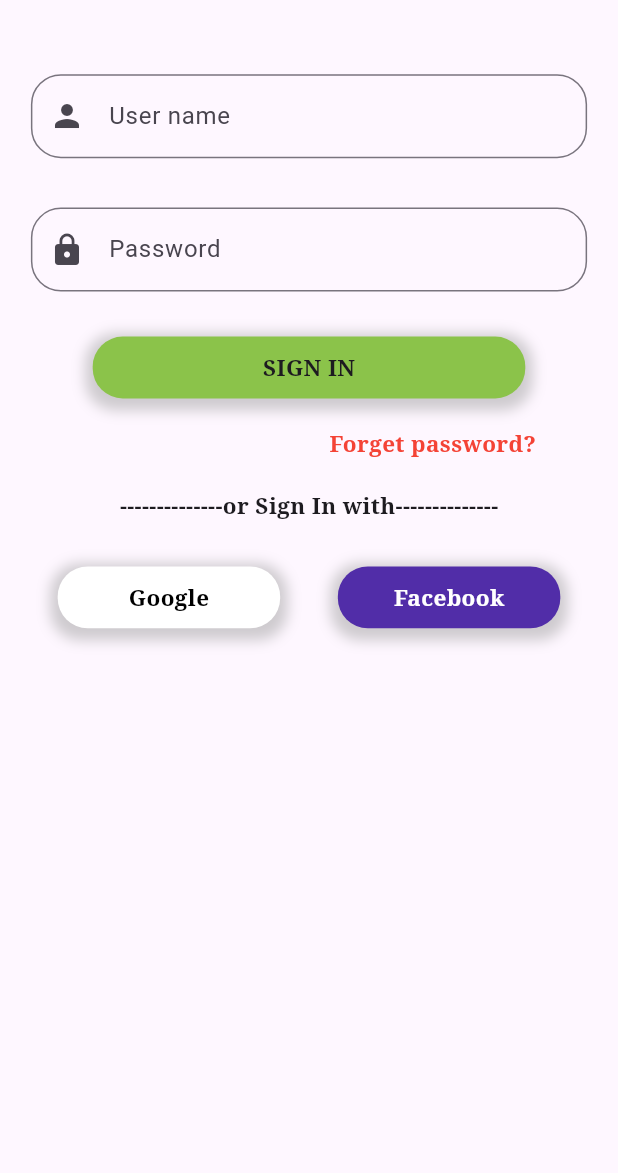
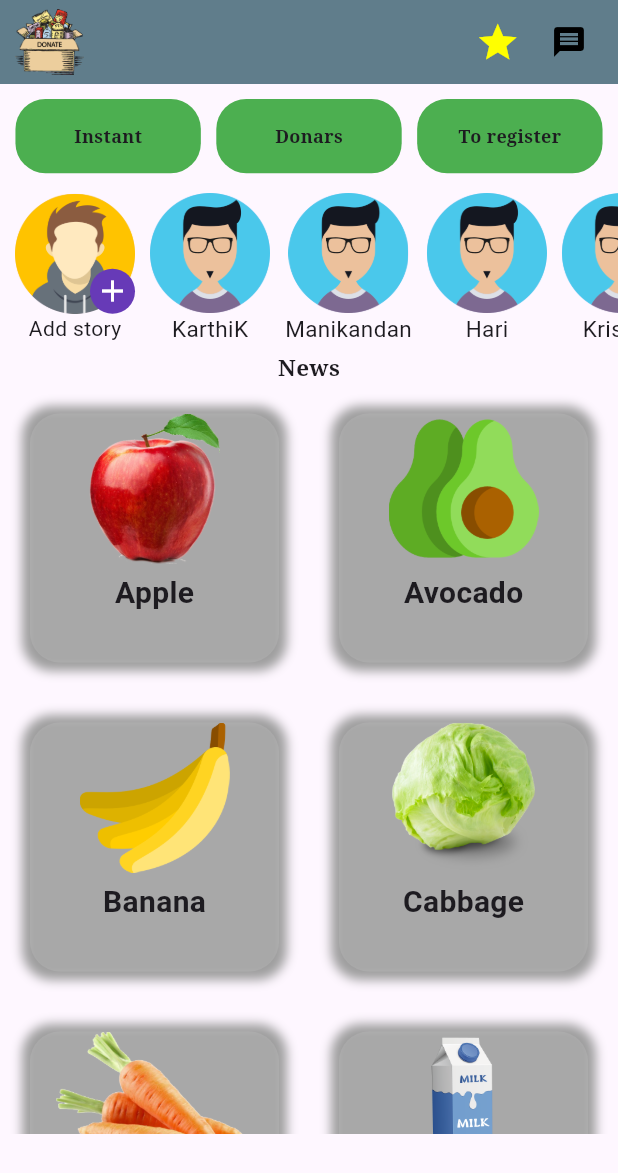
Before and after one commit to krishnarajkumar0610/my_apps, a Flutter app: the SignIn widget shown alone on an empty page, opened directly, after a tap on "SIGN IN", on a phone screen of 412 x 824 dp. Shown: the top 1173 px of the screen. Run offline on Flutter 3.47's test engine with Material 3 defaults, Android fonts, the phone set to English and light mode, and no system bars; our stand-ins replace flutter_bloc, google_fonts.

Commit message:
Food donation app

```diff
--- a/food_donation/lib/bloc/grocery_bloc.dart
+++ b/food_donation/lib/bloc/grocery_bloc.dart
@@ -1,9 +1,14 @@
-
 import 'package:flutter_bloc/flutter_bloc.dart';
 
 import 'grocery_events.dart';
 import 'grocery_states.dart';
 
 class GroceryBloc extends Bloc<GroceryEvents, GroceryStates> {
-  GroceryBloc() : super(GroceryStates(cartItems: [])) {}
+  GroceryBloc() : super(GroceryStates(cartItems: [])) {
+    on<SignupValidation>((event, emit) {
+      String name = event.fullName!;
+      String emailId = event.emailId!;
+      String signupPass = event.signupPass!;
+    });
+  }
 }
--- a/food_donation/lib/bloc/grocery_events.dart
+++ b/food_donation/lib/bloc/grocery_events.dart
@@ -6,3 +6,14 @@ class ChangeTheme extends GroceryEvents {
 
   ChangeTheme({this.themeStatus, this.fromLogout = false});
 }
+
+class SignupValidation extends GroceryEvents {
+  String? fullName;
+  String? emailId;
+  String? signupPass;
+
+  SignupValidation(
+      {required this.fullName,
+      required this.signupPass,
+      required this.emailId});
+}
--- a/food_donation/lib/bloc/grocery_states.dart
+++ b/food_donation/lib/bloc/grocery_states.dart
@@ -6,11 +6,13 @@ class GroceryStates {
   bool themeStatus;
   String? greetingStatus;
   int? totalAmount;
+  bool signupStatus = true;
 
   GroceryStates(
       {required this.cartItems,
       this.totalAmount,
       this.greetingStatus,
       this.themeStatus = true,
-      this.shopItems});
+      this.shopItems,
+      this.signupStatus = false});
 }
--- a/food_donation/lib/main.dart
+++ b/food_donation/lib/main.dart
@@ -1,9 +1,9 @@
 import 'package:flutter/material.dart';
 import 'package:flutter/services.dart';
 import 'package:flutter_bloc/flutter_bloc.dart';
-import 'package:food_donating/screens/logins/intro_page.dart';
 import 'bloc/grocery_bloc.dart';
 import 'bloc/grocery_states.dart';
+import 'intro_page.dart';
 
 void main() async {
   WidgetsFlutterBinding.ensureInitialized();
--- /dev/null
+++ b/food_donation/lib/screens/logins/home.dart
@@ -0,0 +1,215 @@
+import 'package:flutter/material.dart';
+
+import 'package:google_fonts/google_fonts.dart';
+
+import 'form_page.dart';
+
+class HomePage extends StatelessWidget {
+  HomePage({super.key});
+
+  List<String> options = ["Instant", "Donars", "To register"];
+  List<String> followers = [
+    "KarthiK",
+    "Manikandan",
+    "Hari",
+    "Krishna",
+    "Raj",
+    "Kumar",
+    "Elon",
+    "Musk",
+    "Obama"
+  ];
+
+  List<List> images = [
+    ["assets/apple.png", "Apple"],
+    ["assets/avocado.png", "Avocado"],
+    ["assets/banana.png", "Banana"],
+    ["assets/cabbage.png", "Cabbage"],
+    ["assets/carrot.png", "Carrot"],
+    ["assets/milk.png", "Milk"],
+    ["assets/orange.png", "Orange"],
+    ["assets/potato.png", "Potato"],
+    ["assets/watermelon.png", "Watermelon"],
+  ];
+
+  @override
+  Widget build(BuildContext context) {
+    double deviceWidth = MediaQuery.of(context).size.width;
+    double deviceHeight = MediaQuery.of(context).size.height;
+    return Scaffold(
+      appBar: AppBar(
+        backgroundColor: Colors.blueGrey,
+        leading: Padding(
+          padding: const EdgeInsets.only(left: 10.0),
+          child: Image.asset("assets/app_logo.png"),
+        ),
+        actions: [
+          const Icon(
+            Icons.star,
+            size: 30,
+            color: Colors.yellowAccent,
+          ),
+          SizedBox(
+            width: deviceWidth * 0.05,
+          ),
+          const Icon(
+            Icons.message,
+            color: Colors.black,
+          ),
+          SizedBox(
+            width: deviceWidth * 0.05,
+          ),
+        ],
+      ),
+      body: SingleChildScrollView(
+        child: SizedBox(
+          height: 720,
+          width: double.infinity,
+          child: Column(
+            children: [
+              const SizedBox(
+                height: 10,
+              ),
+              Row(
+                mainAxisAlignment: MainAxisAlignment.spaceEvenly,
+                children: List.generate(
+                  3,
+                  (index) => GestureDetector(
+                    onTap: () {
+                      if (index == 0) {
+                        Navigator.push(
+                            context,
+                            MaterialPageRoute(
+                                builder: (context) => const FormPage()));
+                      }
+                    },
+                    child: Container(
+                      width: deviceWidth * 0.3,
+                      height: deviceHeight * 0.06,
+                      decoration: BoxDecoration(
+                        color: Colors.green,
+                        borderRadius: BorderRadius.circular(20),
+                      ),
+                      child: Center(
+                          child: Text(
+                        options[index],
+                        style: GoogleFonts.notoSerif(
+                            fontSize: 12, fontWeight: FontWeight.bold),
+                      )),
+                    ),
+                  ),
+                ),
+              ),
+              SizedBox(
+                height: deviceHeight * 0.01,
+              ),
+              SingleChildScrollView(
+                scrollDirection: Axis.horizontal,
+                child: Row(
+                    mainAxisAlignment: MainAxisAlignment.spaceEvenly,
+                    children: [
+                      const SizedBox(
+                        width: 10,
+                      ),
+                      Column(
+                        children: [
+                          CircleAvatar(
+                              radius: 40,
+                              child: Stack(
+                                children: [
+                                  Image.asset("assets/user_profile.png"),
+                                  const Positioned(
+                                    top: 50,
+                                    left: 50,
+                                    child: CircleAvatar(
+                                      backgroundColor: Colors.deepPurple,
+                                      radius: 15,
+                                      child: Icon(
+                                        Icons.add,
+                                        color: Colors.white,
+                                      ),
+                                    ),
+                                  )
+                                ],
+                              )),
+                          const Text("Add story")
+                        ],
+                      ),
+                      const SizedBox(
+                        width: 5,
+                      ),
+                      Row(
+                        children: List.generate(
+                          images.length,
+                          // Adjust the number of containers as needed
+                          (index) => Padding(
+                              padding: const EdgeInsets.all(5.0),
+                              child: Column(
+                                children: [
+                                  CircleAvatar(
+                                    radius: 40,
+                                    child: Image.asset("assets/followers.png"),
+                                  ),
+                                  Text(
+                                    followers[index],
+                                    style: const TextStyle(fontSize: 15),
+                                  )
+                                ],
+                              )),
+                        ),
+                      ),
+                    ]),
+              ),
+              Text(
+                "News",
+                style: GoogleFonts.notoSerif(
+                    fontSize: 15, fontWeight: FontWeight.bold),
+              ),
+              SizedBox(
+                width: double.infinity,
+                height: 500,
+                child: GridView.builder(
+                  gridDelegate: const SliverGridDelegateWithFixedCrossAxisCount(
+                    crossAxisCount: 2,
+                  ),
+                  itemCount: images.length,
+                  itemBuilder: (context, index) => Padding(
+                    padding: const EdgeInsets.all(20.0),
+                    child: Container(
+                        width: deviceWidth * 0.3,
+                        height: deviceHeight * 0.09,
+                        decoration: BoxDecoration(
+                            color: Colors.white10,
+                            borderRadius: BorderRadius.circular(20),
+                            boxShadow: const [
+                              BoxShadow(
+                                  color: Colors.grey,
+                                  blurRadius: 5,
+                                  spreadRadius: 5),
+                            ]),
+                        child: Column(
+                          children: [
+                            Image.asset(
+                              images[index][0],
+                              height: 100,
+                            ),
+                            const SizedBox(
+                              height: 5,
+                            ),
+                            Text(
+                              images[index][1],
+                              style: const TextStyle(
+                                  fontWeight: FontWeight.bold, fontSize: 20),
+                            )
+                          ],
+                        )),
+                  ),
+                ),
+              )
+            ],
+          ),
+        ),
+      ),
+    );
+  }
+}
--- a/food_donation/lib/screens/logins/sign_in.dart
+++ b/food_donation/lib/screens/logins/sign_in.dart
@@ -1,4 +1,5 @@
 import 'package:flutter/material.dart';
+import 'package:food_donating/screens/logins/home.dart';
 
 import 'package:google_fonts/google_fonts.dart';
 
@@ -74,59 +75,41 @@ class _SignInState extends State<SignIn> {
     return ListView(children: [
       Column(
         children: [
-          SizedBox(
-            height: orientation == Orientation.portrait
-                ? deviceHeight * 0.02
-                : deviceHeight * 0.05,
-          ),
+          SizedBox(height: deviceHeight * 0.02),
           getField(
             controller: _username,
             icon: const Icon(Icons.person),
             hintText: "User name",
-            top: orientation == Orientation.portrait
-                ? deviceHeight * 0.04
-                : deviceHeight * 0.04,
-            left: orientation == Orientation.portrait
-                ? deviceWidth * 0.05
-                : deviceWidth * 0.04,
-            right: orientation == Orientation.portrait
-                ? deviceWidth * 0.05
-                : deviceWidth * 0.04,
+            top: deviceHeight * 0.04,
+            left: deviceWidth * 0.05,
+            right: deviceWidth * 0.05,
           ),
           getField(
             controller: _signInPass,
             icon: const Icon(Icons.lock),
             hintText: "Password",
-            top: orientation == Orientation.portrait
-                ? deviceHeight * 0.04
-                : deviceHeight * 0.04,
-            left: orientation == Orientation.portrait
-                ? deviceWidth * 0.05
-                : deviceWidth * 0.04,
-            right: orientation == Orientation.portrait
-                ? deviceWidth * 0.05
-                : deviceWidth * 0.04,
+            top: deviceHeight * 0.04,
+            left: deviceWidth * 0.05,
+            right: deviceWidth * 0.05,
           ),
           Padding(
             padding: const EdgeInsets.only(top: 30),
             child: GestureDetector(
-                onTap: () {}, //w:250,h:50,
+                onTap: () {
+                  Navigator.pushReplacement(
+                      context,
+                      MaterialPageRoute(
+                        builder: (context) => HomePage(),
+                      ));
+                }, //w:250,h:50,
                 child: otherSignUp(
-                    width: orientation == Orientation.portrait
-                        ? deviceWidth * 0.70
-                        : deviceWidth * 0.50,
-                    height: orientation == Orientation.portrait
-                        ? deviceHeight * 0.05
-                        : deviceHeight * 0.10,
+                    width: deviceWidth * 0.70,
+                    height: deviceHeight * 0.05,
                     text: "SIGN IN",
-                    color: Colors.lightGreen)),
+                    color: Colors.orange)),
           ),
           Padding(
-            padding: EdgeInsets.only(
-                left: orientation == Orientation.portrait
-                    ? deviceWidth * 0.400
-                    : deviceWidth * 0.500,
-                top: 20),
+            padding: EdgeInsets.only(left: deviceWidth * 0.400, top: 20),
             child: GestureDetector(
               onTap: () {
                 print("Pressed forget password");
@@ -154,24 +137,16 @@ class _SignInState extends State<SignIn> {
               mainAxisAlignment: MainAxisAlignment.spaceEvenly,
               children: [
                 otherSignUp(
-                    width: orientation == Orientation.portrait
-                        ? deviceWidth * 0.360
-                        : deviceWidth * 0.360,
+                    width: deviceWidth * 0.360,
                     text: "Google",
                     color: Colors.white,
-                    height: orientation == Orientation.portrait
-                        ? deviceHeight * 0.050
-                        : deviceHeight * 0.10,
+                    height: deviceHeight * 0.050,
                     textColor: Colors.black),
                 otherSignUp(
-                    width: orientation == Orientation.portrait
-                        ? deviceWidth * 0.360
-                        : deviceWidth * 0.360,
+                    width: deviceWidth * 0.360,
                     text: "Facebook",
                     color: Colors.deepPurple[700],
-                    height: orientation == Orientation.portrait
-                        ? deviceHeight * 0.050
-                        : deviceHeight * 0.10,
+                    height: deviceHeight * 0.050,
                     textColor: Colors.white),
               ],
             ),
```
Also changed, not shown: food_donation/lib/intro_page.dart (added, +51 -0 lines), food_donation/lib/screens/logins/form_page.dart (added, +42 -0 lines), food_donation/lib/screens/logins/intro_page.dart (deleted, +0 -17 lines), food_donation/lib/screens/logins/new_user.dart (added, +124 -0 lines), food_donation/lib/screens/logins/sign_up.dart (+51 -57 lines), food_donation/pubspec.yaml (+12 -1 lines), food_donation/assets/followers.png (added), 1 other file.
